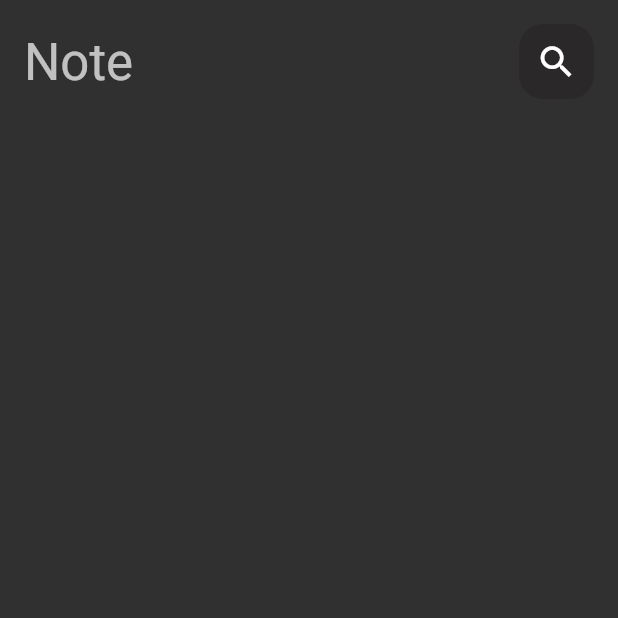
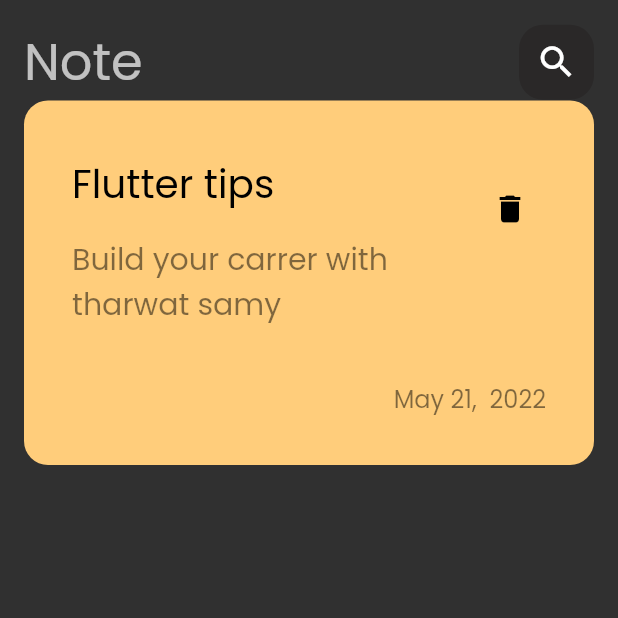
Before and after one commit to salsabilelshiekh2022/noteApp, a Flutter app: the screen it shows after launch, on a phone screen of 412 x 824 dp, the top half of it. Run offline on Flutter 3.47's test engine with Material 2 defaults, Android fonts, the phone set to English and light mode, and no system bars.

Commit message:
Create note item

```diff
--- a/lib/main.dart
+++ b/lib/main.dart
@@ -12,7 +12,7 @@ class NoteApp extends StatelessWidget {
   Widget build(BuildContext context) {
     return MaterialApp(
       debugShowCheckedModeBanner: false,
-      theme: ThemeData(brightness: Brightness.dark),
+      theme: ThemeData(brightness: Brightness.dark, fontFamily: 'Poppins'),
       home: const NotePage(),
     );
   }
--- a/lib/views/pages/note_page.dart
+++ b/lib/views/pages/note_page.dart
@@ -1,22 +1,13 @@
 import 'package:flutter/material.dart';
-
-import '../widgets/custom_app_bar.dart';
+import 'package:note_app/views/widgets/notes_view_body.dart';
 
 class NotePage extends StatelessWidget {
   const NotePage({super.key});
 
   @override
   Widget build(BuildContext context) {
-    return Scaffold(
-        body: SafeArea(
-      child: Padding(
-        padding: const EdgeInsets.all(16.0),
-        child: Column(
-          children: const [
-            CustomAppBar(),
-          ],
-        ),
-      ),
-    ));
+    return const Scaffold(
+      body: NotesViewBody(),
+    );
   }
 }
--- /dev/null
+++ b/lib/views/widgets/note_item.dart
@@ -0,0 +1,49 @@
+import 'package:flutter/material.dart';
+
+class NoteItem extends StatelessWidget {
+  const NoteItem({super.key});
+
+  @override
+  Widget build(BuildContext context) {
+    return Container(
+      padding: const EdgeInsets.all(32.0),
+      decoration: BoxDecoration(
+        color: const Color(0xffFFCD7B),
+        borderRadius: BorderRadius.circular(16.0),
+      ),
+      child: Column(
+        crossAxisAlignment: CrossAxisAlignment.end,
+        children: [
+          ListTile(
+            contentPadding: const EdgeInsets.all(0),
+            title: const Text(
+              'Flutter tips',
+              style: TextStyle(fontSize: 26, color: Colors.black),
+            ),
+            subtitle: Padding(
+              padding: const EdgeInsets.symmetric(vertical: 16),
+              child: Text(
+                'Build your carrer with tharwat samy ',
+                style: TextStyle(
+                  fontSize: 20,
+                  color: Colors.black.withOpacity(.5),
+                ),
+              ),
+            ),
+            trailing: IconButton(
+              onPressed: () {},
+              icon: const Icon(Icons.delete, size: 24, color: Colors.black),
+            ),
+          ),
+          const SizedBox(
+            height: 16.0,
+          ),
+          Text(
+            'May 21,  2022',
+            style: TextStyle(color: Colors.black.withOpacity(.5), fontSize: 16),
+          ),
+        ],
+      ),
+    );
+  }
+}
--- /dev/null
+++ b/lib/views/widgets/notes_view_body.dart
@@ -0,0 +1,22 @@
+import 'package:flutter/material.dart';
+import 'package:note_app/views/widgets/custom_app_bar.dart';
+import 'package:note_app/views/widgets/note_item.dart';
+
+class NotesViewBody extends StatelessWidget {
+  const NotesViewBody({super.key});
+
+  @override
+  Widget build(BuildContext context) {
+    return SafeArea(
+      child: Padding(
+        padding: const EdgeInsets.all(16.0),
+        child: Column(
+          children: const [
+            CustomAppBar(),
+            NoteItem(),
+          ],
+        ),
+      ),
+    );
+  }
+}
```
Also changed, not shown: pubspec.yaml (+6 -11 lines), assets/fonts/Poppins-Regular.ttf (added), pubspec.lock.
